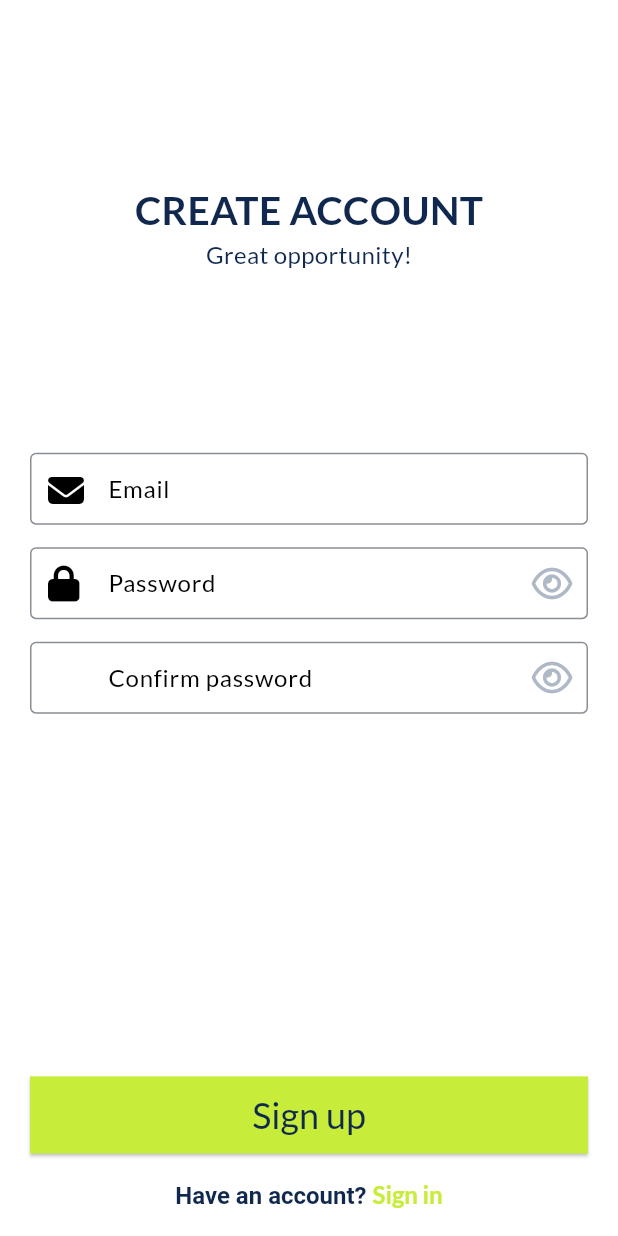
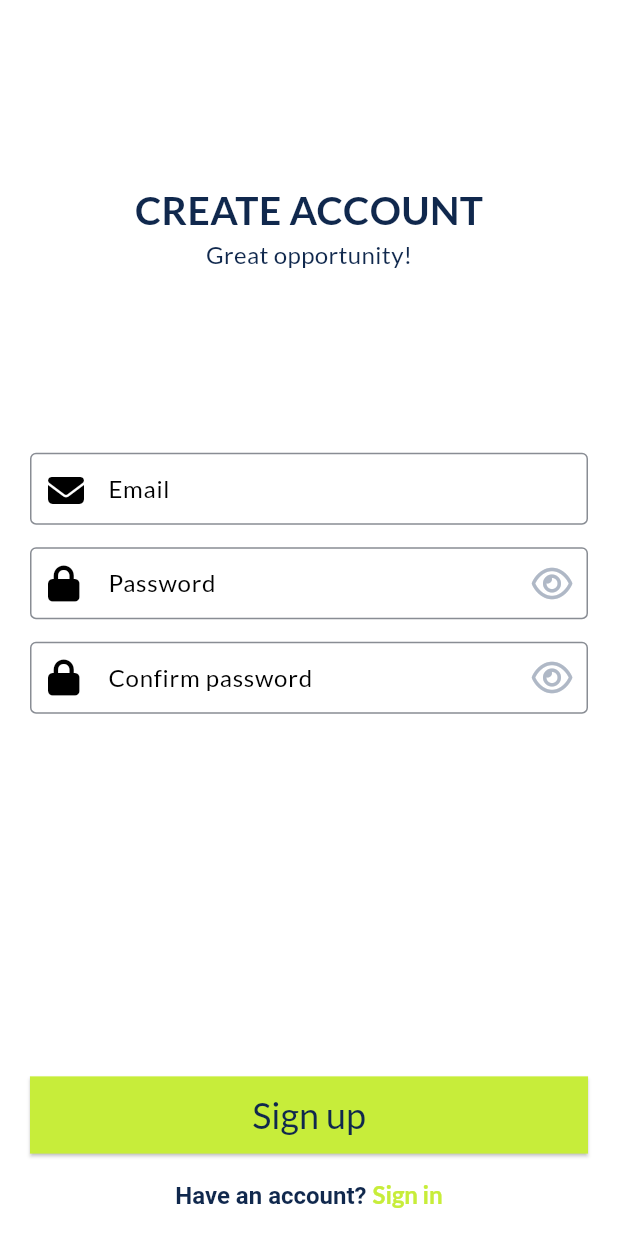
Before and after one commit to Dmitriy1205/lifestyle, a Flutter app: the SignUp screen opened directly, on a phone screen of 412 x 824 dp. Run offline on Flutter 3.47's test engine with Material 2 defaults, Android fonts, the phone set to English and light mode, and no system bars; our stand-ins replace bloc, equatable, firebase_auth, firebase_core, flutter_bloc, font_awesome_flutter and 4 more; accounts and stored records are empty.

Commit message:
lock icon

```diff
--- a/lib/main.dart
+++ b/lib/main.dart
@@ -1,3 +1,5 @@
+import 'dart:io';
+
 import 'package:firebase_core/firebase_core.dart';
 import 'package:flutter/foundation.dart';
 import 'package:flutter/material.dart';
@@ -8,7 +10,7 @@ import 'presentation/app.dart';
 
 void main() async {
   WidgetsFlutterBinding.ensureInitialized();
-  if (kReleaseMode) {
+  if (kReleaseMode && Platform.isIOS) {
     await Firebase.initializeApp(
       options: FirebaseOptions(
         apiKey: 'AIzaSyBBiPpG_X9pqPeBykda4c_TiTQqOZLi4So',
--- a/lib/presentation/screens/sign_up.dart
+++ b/lib/presentation/screens/sign_up.dart
@@ -157,7 +157,13 @@ class _SignUpState extends State<SignUp> {
                                 contentPadding: EdgeInsets.symmetric(
                                     vertical: 10, horizontal: 10),
                                 hintText: AppText.confirmPassword,
-                                prefixIcon: SizedBox(),
+                                prefixIcon: Padding(
+                                  padding: const EdgeInsets.only(
+                                      left: 12, bottom: 10, top: 12),
+                                  child: FaIcon(
+                                    FontAwesomeIcons.lock,
+                                  ),
+                                ),
                                 suffixIcon: IconButton(
                                   onPressed: () {
                                     state.isConfPassObscure
```
